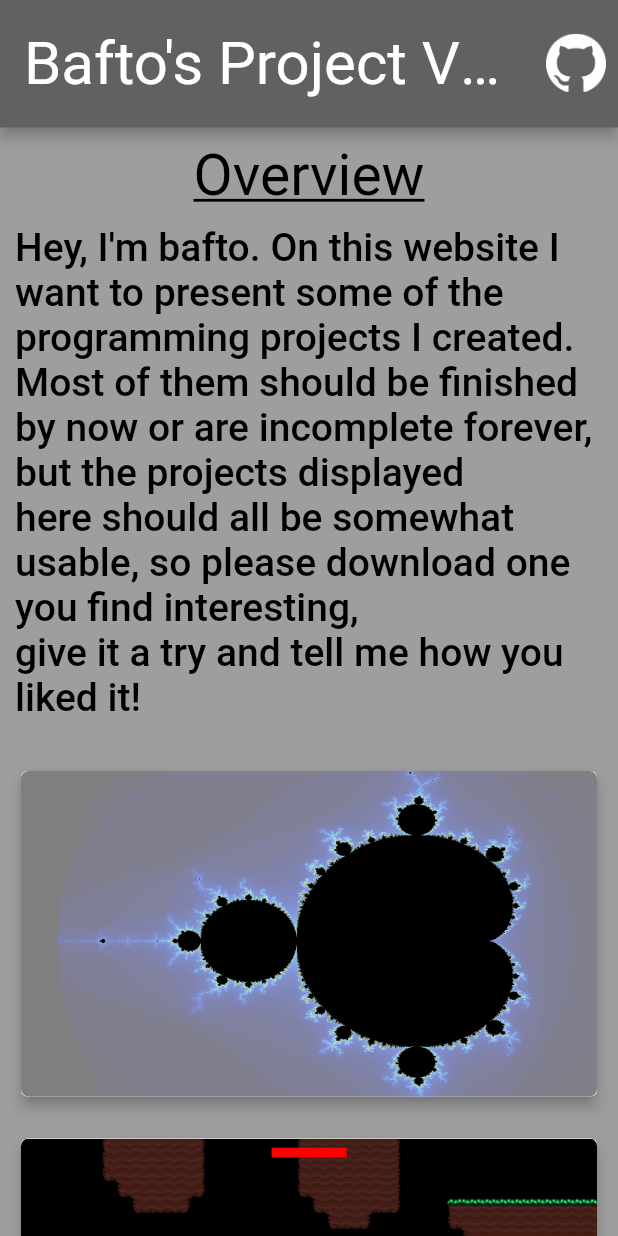
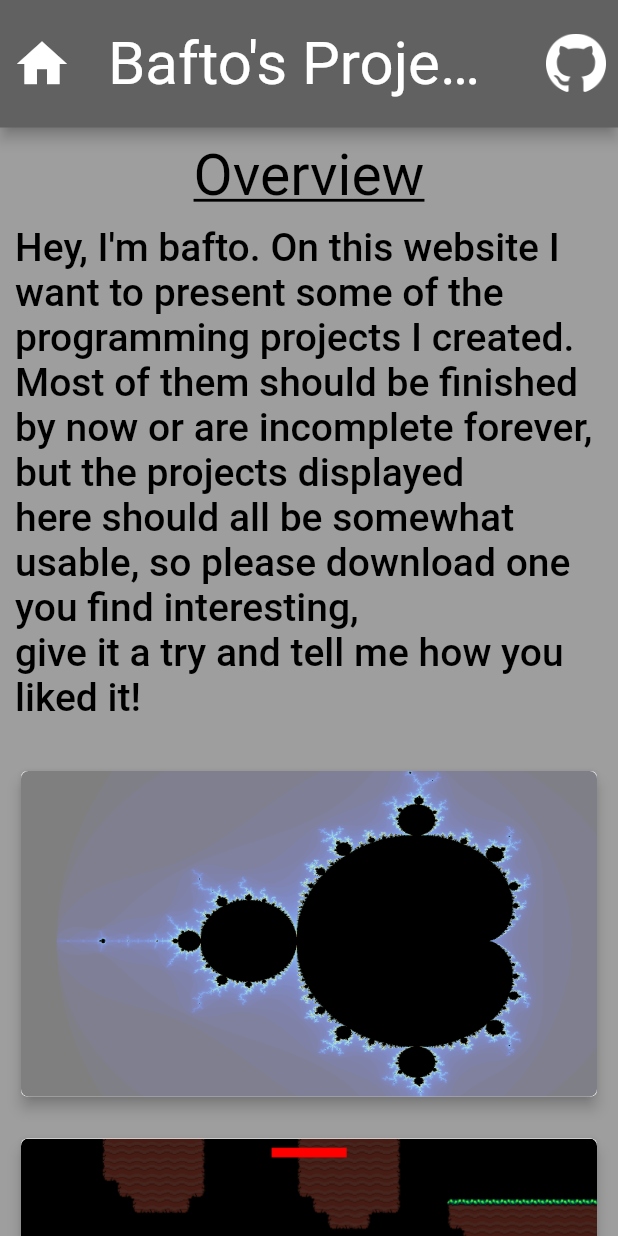
Before and after one commit to bafto/ProjectViewer, a Flutter app: the screen it shows after launch, on a phone screen of 412 x 824 dp. Run offline on Flutter 3.47's test engine with Material 2 defaults, Android fonts, the phone set to English and light mode, and no system bars; our stand-ins replace auto_route, bordered_text, url_strategy; missing offline and left inert: dart:html.

Commit message:
added another link to the homepage and a home button to the appbar

```diff
--- a/project_viewer/lib/pages/home_page.dart
+++ b/project_viewer/lib/pages/home_page.dart
@@ -96,7 +96,21 @@ All of the projects displayed here and some more are on """,
                           children: [TextSpan(text: " too.\n", style: textTheme.bodyLarge)],
                           recognizer: TapGestureRecognizer()
                           ..onTap = () {
-                            html.window.open("https://github.com/NotLe0n", "bafto github");
+                            html.window.open("https://github.com/NotLe0n", "NotLe0n github");
+                          },
+                          style: hyperlinkStyle,
+                        )
+                      ],
+                    ),
+                    TextSpan(
+                      text: "You can find the source code for of this website ",
+                      children: [
+                        TextSpan(
+                          text: "in this github repo",
+                          children: [TextSpan(text: ".\n", style: textTheme.bodyLarge)],
+                          recognizer: TapGestureRecognizer()
+                          ..onTap = () {
+                            html.window.open("https://github.com/bafto/ProjectViewer", "ProjectViewer github");
                           },
                           style: hyperlinkStyle,
                         )
--- a/project_viewer/lib/util/default_app_bar.dart
+++ b/project_viewer/lib/util/default_app_bar.dart
@@ -1,4 +1,5 @@
 import 'package:flutter/material.dart';
+import 'package:auto_route/auto_route.dart';
 // ignore: avoid_web_libraries_in_flutter
 import 'dart:html' as html;
 
@@ -9,6 +10,13 @@ AppBar defaultAppBar(BuildContext context, String title) {
     toolbarHeight: 85,
     backgroundColor: Colors.grey.shade700,
     title: Text("Bafto's Project Viewer // $title", style: theme.textTheme.displaySmall),
+    leading: IconButton(
+      icon: const Icon(Icons.home, color: Colors.white),
+      iconSize: 40,
+      onPressed: () {
+        context.router.replaceNamed("/");
+      },
+    ),
     actions: [
       IconButton(
         icon: Image.asset("assets/GitHub-Mark-Light-64px.png"),
```
